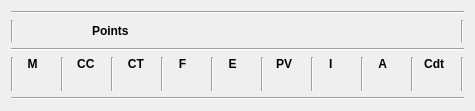
First picture: the form in warhole/statsdisplaywidget.ui, repository kaosphere/Warhole, before the edit.
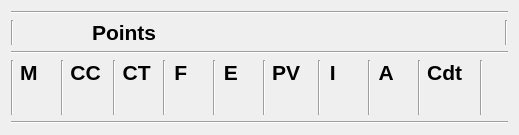
Second picture: the form after the edit.

```diff
--- a/warhole/statsdisplaywidget.ui
+++ b/warhole/statsdisplaywidget.ui
@@ -6,8 +6,8 @@
    <rect>
     <x>0</x>
     <y>0</y>
-    <width>409</width>
-    <height>111</height>
+    <width>519</width>
+    <height>128</height>
    </rect>
   </property>
   <property name="windowTitle">
@@ -16,6 +16,11 @@
   <layout class="QVBoxLayout" name="verticalLayout">
    <item>
     <widget class="Line" name="line_2">
+     <property name="font">
+      <font>
+       <pointsize>16</pointsize>
+      </font>
+     </property>
      <property name="orientation">
       <enum>Qt::Horizontal</enum>
      </property>
@@ -27,6 +32,11 @@
       <layout class="QHBoxLayout" name="horizontalLayout">
        <item>
         <widget class="Line" name="line_4">
+         <property name="font">
+          <font>
+           <pointsize>16</pointsize>
+          </font>
+         </property>
          <property name="orientation">
           <enum>Qt::Vertical</enum>
          </property>
@@ -45,6 +55,7 @@
          </property>
          <property name="font">
           <font>
+           <pointsize>16</pointsize>
            <weight>75</weight>
            <bold>true</bold>
           </font>
@@ -73,6 +84,7 @@
          </property>
          <property name="font">
           <font>
+           <pointsize>16</pointsize>
            <weight>75</weight>
            <bold>true</bold>
           </font>
@@ -92,6 +104,7 @@
          </property>
          <property name="font">
           <font>
+           <pointsize>16</pointsize>
            <weight>75</weight>
            <bold>true</bold>
           </font>
@@ -106,6 +119,11 @@
          <property name="enabled">
           <bool>true</bool>
          </property>
+         <property name="font">
+          <font>
+           <pointsize>16</pointsize>
+          </font>
+         </property>
          <property name="orientation">
           <enum>Qt::Horizontal</enum>
          </property>
@@ -119,6 +137,11 @@
        </item>
        <item>
         <widget class="Line" name="line_15">
+         <property name="font">
+          <font>
+           <pointsize>16</pointsize>
+          </font>
+         </property>
          <property name="orientation">
           <enum>Qt::Vertical</enum>
          </property>
@@ -128,6 +151,11 @@
      </item>
      <item>
       <widget class="Line" name="line">
+       <property name="font">
+        <font>
+         <pointsize>16</pointsize>
+        </font>
+       </property>
        <property name="orientation">
         <enum>Qt::Horizontal</enum>
        </property>
@@ -137,6 +165,11 @@
       <layout class="QHBoxLayout" name="horizontalLayout_14">
        <item>
         <widget class="Line" name="line_5">
+         <property name="font">
+          <font>
+           <pointsize>16</pointsize>
+          </font>
+         </property>
          <property name="orientation">
           <enum>Qt::Vertical</enum>
          </property>
@@ -151,6 +184,7 @@
            </property>
            <property name="font">
             <font>
+             <pointsize>16</pointsize>
              <weight>75</weight>
              <bold>true</bold>
             </font>
@@ -174,6 +208,11 @@
              <height>0</height>
             </size>
            </property>
+           <property name="font">
+            <font>
+             <pointsize>16</pointsize>
+            </font>
+           </property>
            <property name="text">
             <string/>
            </property>
@@ -186,6 +225,11 @@
        </item>
        <item>
         <widget class="Line" name="line_6">
+         <property name="font">
+          <font>
+           <pointsize>16</pointsize>
+          </font>
+         </property>
          <property name="orientation">
           <enum>Qt::Vertical</enum>
          </property>
@@ -200,6 +244,7 @@
            </property>
            <property name="font">
             <font>
+             <pointsize>16</pointsize>
              <weight>75</weight>
              <bold>true</bold>
             </font>
@@ -223,6 +268,11 @@
              <height>0</height>
             </size>
            </property>
+           <property name="font">
+            <font>
+             <pointsize>16</pointsize>
+            </font>
+           </property>
            <property name="text">
             <string/>
            </property>
@@ -235,6 +285,11 @@
        </item>
        <item>
         <widget class="Line" name="line_7">
+         <property name="font">
+          <font>
+           <pointsize>16</pointsize>
+          </font>
+         </property>
          <property name="orientation">
           <enum>Qt::Vertical</enum>
          </property>
@@ -249,6 +304,7 @@
            </property>
            <property name="font">
             <font>
+             <pointsize>16</pointsize>
              <weight>75</weight>
              <bold>true</bold>
             </font>
@@ -272,6 +328,11 @@
              <height>0</height>
             </size>
            </property>
+           <property name="font">
+            <font>
+             <pointsize>16</pointsize>
+            </font>
+           </property>
            <property name="text">
             <string/>
            </property>
@@ -284,6 +345,11 @@
        </item>
        <item>
         <widget class="Line" name="line_8">
+         <property name="font">
+          <font>
+           <pointsize>16</pointsize>
+          </font>
+         </property>
          <property name="orientation">
           <enum>Qt::Vertical</enum>
          </property>
@@ -298,6 +364,7 @@
            </property>
            <property name="font">
             <font>
+             <pointsize>16</pointsize>
              <weight>75</weight>
              <bold>true</bold>
             </font>
@@ -321,6 +388,11 @@
              <height>0</height>
             </size>
            </property>
+           <property name="font">
+            <font>
+             <pointsize>16</pointsize>
+            </font>
+           </property>
            <property name="text">
             <string/>
            </property>
@@ -333,6 +405,11 @@
        </item>
        <item>
         <widget class="Line" name="line_9">
+         <property name="font">
+          <font>
+           <pointsize>16</pointsize>
+          </font>
+         </property>
          <property name="orientation">
           <enum>Qt::Vertical</enum>
          </property>
@@ -347,6 +424,7 @@
            </property>
            <property name="font">
             <font>
+             <pointsize>16</pointsize>
              <weight>75</weight>
              <bold>true</bold>
             </font>
@@ -370,6 +448,11 @@
              <height>0</height>
             </size>
            </property>
+           <property name="font">
+            <font>
+             <pointsize>16</pointsize>
+            </font>
+           </property>
            <property name="text">
             <string/>
            </property>
@@ -382,6 +465,11 @@
        </item>
        <item>
         <widget class="Line" name="line_10">
+         <property name="font">
+          <font>
+           <pointsize>16</pointsize>
+          </font>
+         </property>
          <property name="orientation">
           <enum>Qt::Vertical</enum>
          </property>
@@ -396,6 +484,7 @@
            </property>
            <property name="font">
             <font>
+             <pointsize>16</pointsize>
              <weight>75</weight>
              <bold>true</bold>
             </font>
@@ -419,6 +508,11 @@
              <height>0</height>
             </size>
            </property>
+           <property name="font">
+            <font>
+             <pointsize>16</pointsize>
+            </font>
+           </property>
            <property name="text">
             <string/>
            </property>
@@ -431,6 +525,11 @@
        </item>
        <item>
         <widget class="Line" name="line_11">
+         <property name="font">
+          <font>
+           <pointsize>16</pointsize>
+          </font>
+         </property>
          <property name="orientation">
           <enum>Qt::Vertical</enum>
          </property>
@@ -445,6 +544,7 @@
            </property>
            <property name="font">
             <font>
+             <pointsize>16</pointsize>
              <weight>75</weight>
              <bold>true</bold>
             </font>
@@ -468,6 +568,11 @@
              <height>0</height>
             </size>
            </property>
+           <property name="font">
+            <font>
+             <pointsize>16</pointsize>
+            </font>
+           </property>
            <property name="text">
             <string/>
            </property>
@@ -480,6 +585,11 @@
        </item>
        <item>
         <widget class="Line" name="line_12">
+         <property name="font">
+          <font>
+           <pointsize>16</pointsize>
+          </font>
+         </property>
          <property name="orientation">
           <enum>Qt::Vertical</enum>
          </property>
@@ -494,6 +604,7 @@
            </property>
            <property name="font">
             <font>
+             <pointsize>16</pointsize>
              <weight>75</weight>
              <bold>true</bold>
             </font>
@@ -517,6 +628,11 @@
              <height>0</height>
             </size>
            </property>
+           <property name="font">
+            <font>
+             <pointsize>16</pointsize>
+            </font>
+           </property>
            <property name="text">
             <string/>
            </property>
@@ -529,6 +645,11 @@
        </item>
        <item>
         <widget class="Line" name="line_13">
+         <property name="font">
+          <font>
+           <pointsize>16</pointsize>
+          </font>
+         </property>
          <property name="orientation">
           <enum>Qt::Vertical</enum>
          </property>
@@ -543,6 +664,7 @@
            </property>
            <property name="font">
             <font>
+             <pointsize>16</pointsize>
              <weight>75</weight>
              <bold>true</bold>
             </font>
@@ -566,6 +688,11 @@
              <height>0</height>
             </size>
            </property>
+           <property name="font">
+            <font>
+             <pointsize>16</pointsize>
+            </font>
+           </property>
            <property name="text">
             <string/>
            </property>
@@ -578,6 +705,11 @@
        </item>
        <item>
         <widget class="Line" name="line_14">
+         <property name="font">
+          <font>
+           <pointsize>16</pointsize>
+          </font>
+         </property>
          <property name="orientation">
           <enum>Qt::Vertical</enum>
          </property>
@@ -588,6 +720,11 @@
          <property name="enabled">
           <bool>true</bool>
          </property>
+         <property name="font">
+          <font>
+           <pointsize>16</pointsize>
+          </font>
+         </property>
          <property name="orientation">
           <enum>Qt::Horizontal</enum>
          </property>
@@ -605,6 +742,11 @@
    </item>
    <item>
     <widget class="Line" name="line_3">
+     <property name="font">
+      <font>
+       <pointsize>16</pointsize>
+      </font>
+     </property>
      <property name="orientation">
       <enum>Qt::Horizontal</enum>
      </property>
```
